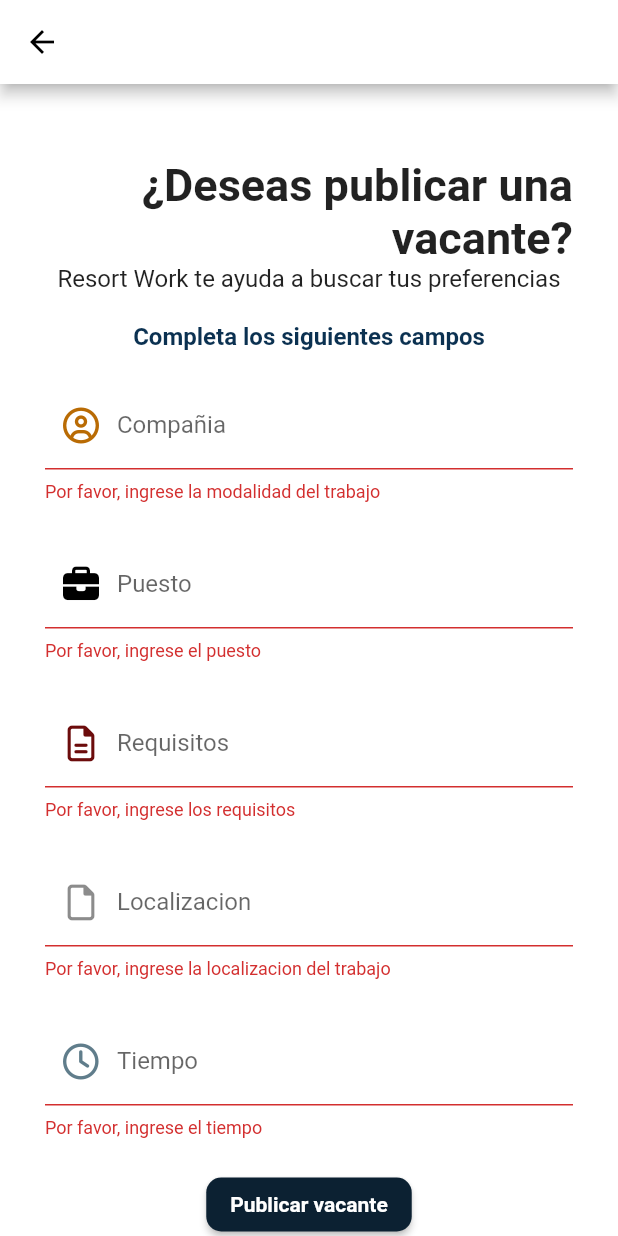
After one commit to alexdevrr05/resort-work-app, a Flutter app: the screen it shows after launch, item 5 of the bottom bar chosen, after a tap on "Publicar vacante", on a phone screen of 412 x 824 dp. The commit adds this screen. Run offline on Flutter 3.47's test engine with Material 2 defaults, Android fonts, the phone set to English and light mode, and no system bars; our stand-ins replace cloud_firestore, firebase_core, firebase_database, font_awesome_flutter; accounts and stored records are empty; generated files the repository leaves out were written again; network calls fail.

Commit message:
Agregacion vacante

```diff
--- a/lib/screens/home/home.dart
+++ b/lib/screens/home/home.dart
@@ -7,6 +7,8 @@ import 'package:examen/screens/widgets/home_app_bar.dart';
 import 'package:examen/screens/widgets/job_list.dart';
 import 'package:examen/screens/widgets/search_card.dart';
 import 'package:examen/screens/widgets/tag_list.dart';
+import 'package:examen/screens/home/vacante_page.dart';
+
 
 class HomePage extends StatefulWidget {
   @override
@@ -72,8 +74,10 @@ class _HomePageState extends State<HomePage> {
         child: BottomNavigationBar(
           onTap: (value) {
             if (value == 4)
-              Navigator.of(context)
-                  .push(MaterialPageRoute(builder: (context) => ProfilePage()));
+              /*Navigator.of(context)
+                  .push(MaterialPageRoute(builder: (context) => ProfilePage()));*/
+                  Navigator.of(context)
+                  .push(MaterialPageRoute(builder: (context) => PublicarVacanteForm()));
           },
           showSelectedLabels: false,
           showUnselectedLabels: false,
@@ -104,10 +108,18 @@ class _HomePageState extends State<HomePage> {
                 size: 20,
               ),
             ),
-            BottomNavigationBarItem(
+            /*BottomNavigationBarItem(
               label: 'Person',
               icon: Icon(
                 Icons.person_outline,
+                size: 20,
+              ),
+            ),*/
+
+             BottomNavigationBarItem( // publicar vacante
+              label: 'Vacant',
+              icon: Icon(
+                Icons.create_new_folder_rounded,
                 size: 20,
               ),
             ),
--- /dev/null
+++ b/lib/screens/home/vacante_page.dart
@@ -0,0 +1,222 @@
+import 'package:flutter/material.dart';
+import 'package:font_awesome_flutter/font_awesome_flutter.dart';
+import 'package:cloud_firestore/cloud_firestore.dart';
+import 'package:examen/screens/home/home.dart';
+
+
+class PublicarVacanteForm extends StatefulWidget {
+  @override
+  _PublicarVacanteFormState createState() => _PublicarVacanteFormState();
+}
+
+class _PublicarVacanteFormState extends State<PublicarVacanteForm> {
+  final GlobalKey<FormState> _formKey = GlobalKey<FormState>();
+
+  late String company;
+  late String title;
+  late String location;
+  late String _requisitos;
+  late String _descripcion;
+  late int time;
+
+  CollectionReference vacantes =
+      FirebaseFirestore.instance.collection('jobs');
+
+  Future<void> addVacante() {
+    return vacantes
+        .add({
+          'company': company,
+          'title': title,
+          'location': location,
+          'req': _requisitos,
+          'descripcion': _descripcion,
+          'time': time
+        })
+        .then((value) => print('Vacante agregada exitosamente'))
+        .catchError((error) => print('Error al agregar la vacante: $error'));
+  }
+
+
+  @override
+  Widget build(BuildContext context) {
+    return Scaffold(
+      backgroundColor: Colors.white,
+      appBar: AppBar(
+
+        backgroundColor: Colors.white,
+        leading: IconButton(
+          icon: Icon(Icons.arrow_back,
+          color: Colors.black,
+          ),
+          onPressed: () {
+            Navigator.pop(context);
+          },
+        ),
+      ),
+      body: SingleChildScrollView(
+
+        padding: EdgeInsets.symmetric(vertical: 30, horizontal: 30),
+        child: Form(
+          key: _formKey,
+          child: Column(
+            mainAxisAlignment: MainAxisAlignment.center,
+            crossAxisAlignment: CrossAxisAlignment.center,
+            children: <Widget>[
+              //el texto principal
+               SizedBox(height: 20),
+              Text("¿Deseas publicar una vacante?", textAlign: TextAlign.right,  style: TextStyle(fontSize: 30, fontWeight: FontWeight.bold ,),),
+
+              Text("Resort Work te ayuda a buscar tus preferencias",
+              textAlign: TextAlign.center,style: TextStyle(fontSize: 16),),
+              SizedBox(height: 20),
+            Text("Completa los siguientes campos",
+              textAlign: TextAlign.center,style: TextStyle(fontSize: 16, color: Color.fromARGB(255, 11, 49, 81), fontWeight: FontWeight.bold,),),
+             SizedBox(height: 20),
+
+
+
+            //Aquí empiezan los campos para el formulario y la validación
+
+              TextFormField(
+                decoration: InputDecoration(
+                  labelText: 'Compañia',
+                  prefixIcon: Icon(FontAwesomeIcons.userCircle,
+                  color: Color.fromARGB(255, 185, 107, 4),
+                  ),
+                ),
+                validator: (String? value) {
+                  if (value!.isEmpty) {
+                    return 'Por favor, ingrese la modalidad del trabajo';
+                  }
+                  return null;
+                },
+                onSaved: (String ?value) {
+                  company = value!;
+                },
+              ),
+               SizedBox(height: 25.0),
+              TextFormField(
+                decoration: InputDecoration(
+                  labelText: 'Puesto',
+                  prefixIcon: Icon(FontAwesomeIcons.briefcase,
+                  color: Colors.black,
+                  ),
+                ),
+                validator: (String ?value) {
+                  if (value!.isEmpty) {
+                    return 'Por favor, ingrese el puesto';
+                  }
+                  return null;
+                },
+                onSaved: (String ?value) {
+                  setState(() {
+                    title = value !;
+                  });
+
+                },
+              ),
+              SizedBox(height: 25.0),
+              TextFormField(
+                decoration: InputDecoration(
+                  labelText: 'Requisitos',
+                  prefixIcon: Icon(FontAwesomeIcons.fileAlt,
+                  color: Color.fromARGB(255, 108, 12, 12),
+                  ),
+                ),
+                validator: (String ?value) {
+                  if (value!.isEmpty) {
+                    return 'Por favor, ingrese los requisitos';
+                  }
+                  return null;
+                },
+                onSaved: (String ?value) {
+                  _requisitos = value !;
+                },
+              ),
+              SizedBox(height: 25.0),
+              TextFormField(
+                decoration: InputDecoration(
+                  labelText: 'Localizacion',
+                  prefixIcon: Icon(FontAwesomeIcons.file
+
+                  ),
+                ),
+                validator: (String? value) {
+                  if (value!.isEmpty) {
+                    return 'Por favor, ingrese la localizacion del trabajo';
+                  }
+                  return null;
+                },
+                onSaved: (String ?value) {
+                  location = value!;
+                },
+              ),
+
+
+              SizedBox(height: 25.0),
+              TextFormField(
+                decoration: InputDecoration(
+                  labelText: 'Tiempo',
+
+                  prefixIcon: Icon(FontAwesomeIcons.clock,
+                  color: Colors.blueGrey,
+
+                  ),
+                ),
+                keyboardType: TextInputType.number,
+                validator: (String ?value) {
+                  if (value!.isEmpty) {
+                    return 'Por favor, ingrese el tiempo';
+                  }
+              return null;
+            },
+            onSaved: (String ?value) {
+              time = int.parse(value!);
+            },
+          ),
+          SizedBox(height: 20.0),
+
+          ElevatedButton(
+            onPressed: () {
+              if (_formKey.currentState!.validate()) {
+                _formKey.currentState!.save();
+
+
+
+
+                //aqui muestra en la pantalla del telefono una alerta y boton de ok para cerrar
+                showDialog(
+                  context: context,
+                  builder: (BuildContext context) {
+                    return AlertDialog(
+                      title: Text('Vacante Publicada'),
+                      content: Text('¡La vacante ha sido publicada exitosamente!'),
+                      actions: <Widget>[
+                        ElevatedButton(
+                          child: Text('OK'),
+                          onPressed: () {
+                            Navigator.of(context).pop();
+                          },
+                        ),
+                      ],
+                    );
+                  },
+                );
+              }
+            },
+
+            child: Text('Publicar vacante'), //el boton de publicar
+            style: ElevatedButton.styleFrom(
+              shape: RoundedRectangleBorder(borderRadius : BorderRadius.circular(10.0)),
+              backgroundColor: Color.fromARGB(255, 12, 33, 50), // Color de fondo del botón
+              textStyle:TextStyle(color: Colors.white30, fontWeight: FontWeight.bold) // Color del texto del botón
+            ),
+
+          ),
+        ],
+      ),
+    ),
+  ),
+);
+  }
+}
--- a/pubspec.yaml
+++ b/pubspec.yaml
@@ -41,6 +41,8 @@ dependencies:
   cupertino_icons: ^1.0.2
   firebase_core: ^2.3.0
   firebase_database: ^10.0.6
+  cloud_firestore: ^4.5.2
+  font_awesome_flutter: ^10.4.0
 
 dev_dependencies:
   flutter_test:
```
Also changed, not shown: pubspec.lock, 1 other file.
